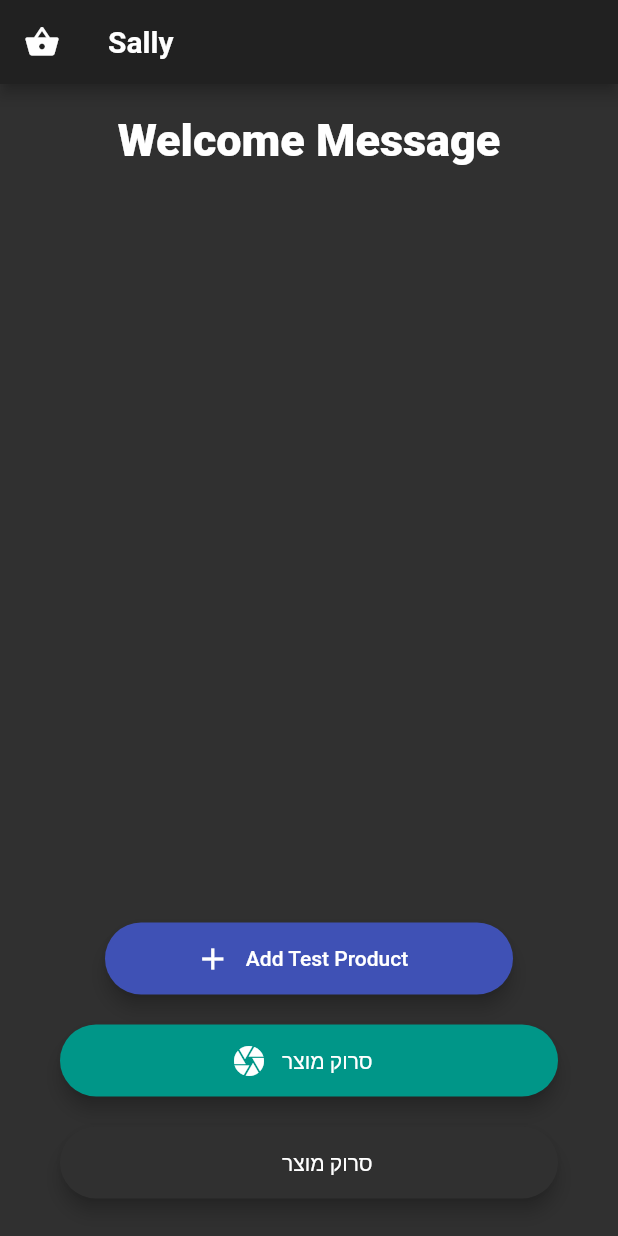
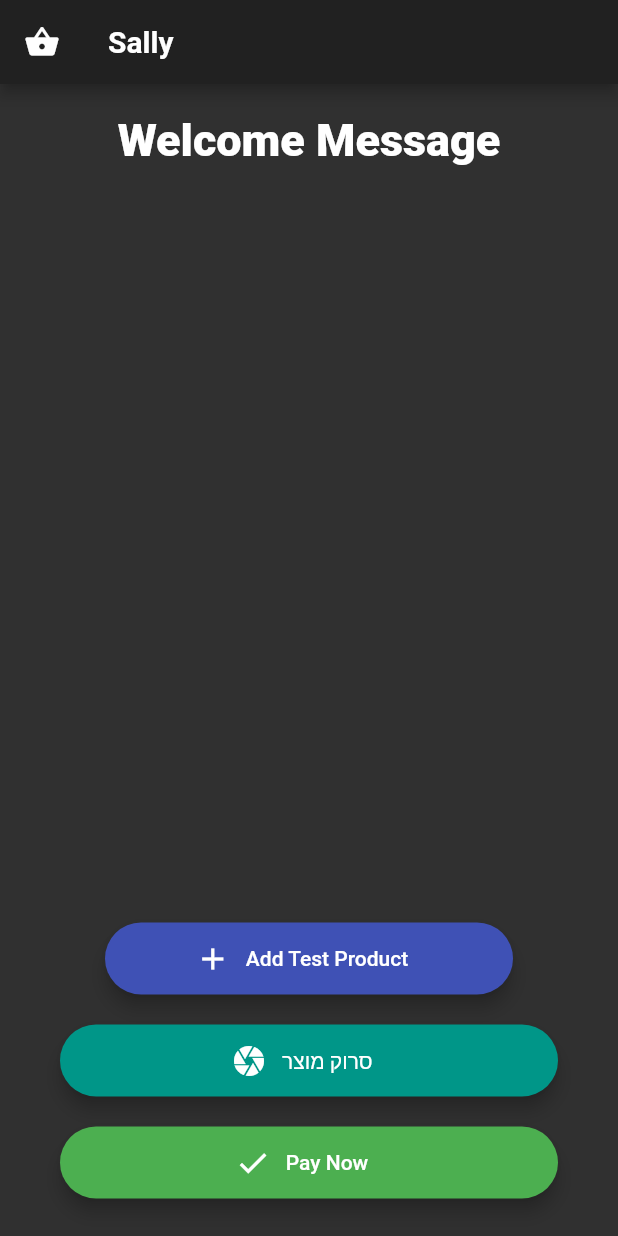
Before and after one commit to AZilberblat/Sally-Smart-Grocery, a Flutter app: the screen it shows after launch, on a phone screen of 412 x 824 dp. Run offline on Flutter 3.47's test engine with Material 2 defaults, Android fonts, the light colour scheme and no system bars; missing offline and left inert: flutter_barcode_scanner.

Commit message:
Minor UI changes
Pay Button eddited

```diff
--- a/lib/main.dart
+++ b/lib/main.dart
@@ -3,7 +3,6 @@ import 'package:flutter/material.dart';
 import 'screens/checkout_screen.dart';
 import 'screens/login_screen.dart';
 import 'screens/registration_screen.dart';
-import 'screens/scan_screen.dart';
 import 'screens/welcome_screen.dart';
 
 void main() => runApp(Sally());
@@ -18,7 +17,6 @@ class Sally extends StatelessWidget {
         WelcomeScreen.id: (context) => WelcomeScreen(),
         RegistrationScreen.id: (context) => RegistrationScreen(),
         LoginScreen.id: (context) => LoginScreen(),
-        ScanScreen.id: (context) => ScanScreen(),
         CheckoutScreen.id: (context) => CheckoutScreen()
       },
     );
--- a/lib/screens/welcome_screen.dart
+++ b/lib/screens/welcome_screen.dart
@@ -1,8 +1,9 @@
 import 'package:flutter/material.dart';
+import 'package:flutter/services.dart';
+import 'package:flutter_barcode_scanner/flutter_barcode_scanner.dart';
+import 'package:sally_smart/screens/checkout_screen.dart';
 import 'package:sally_smart/utilities/product_card.dart';
 import 'package:sally_smart/utilities/scan_button_const.dart';
-import 'package:flutter_barcode_scanner/flutter_barcode_scanner.dart';
-import 'package:flutter/services.dart';
 
 class WelcomeScreen extends StatefulWidget {
   static const String id = 'welcome_screen';
@@ -119,7 +120,12 @@ class _WelcomeScreenState extends State<WelcomeScreen> {
                             color: Colors.teal,
                           ),
                           ScanMainButton(
-                              buttonText: 'סרוק מוצר', onPressed: () {}),
+                              iconData: Icons.check,
+                              buttonText: 'Pay Now',
+                              color: Colors.green,
+                              onPressed: () {
+                                Navigator.pushNamed(context, CheckoutScreen.id);
+                              }),
                         ],
                       ),
                     ),
```
Also changed, not shown: lib/screens/checkout_screen.dart (+7 -1 lines).
